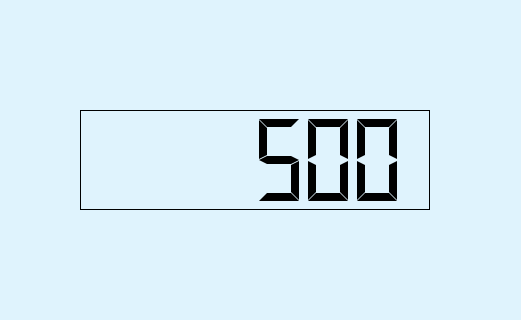
The window that NIM_Patient_Sim/mainwindow.ui (daisybisram/SeniorDesign) describes before a commit, drawn with Qt 5; both pictures show x 454 to 975 and y 420 to 740 of the 975 by 948 pixel window.
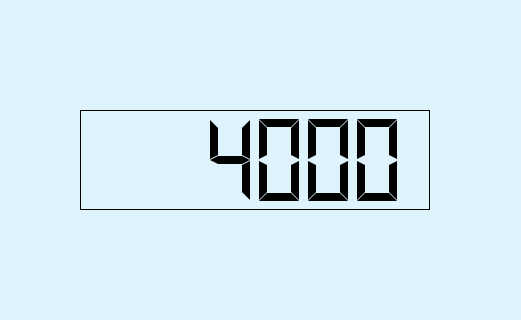
The same window after the commit. Icons and pictures are not drawn.

Commit message: UI and EMG Response connected and working!

What changed in the file:
```diff
--- a/NIM_Patient_Sim/mainwindow.ui
+++ b/NIM_Patient_Sim/mainwindow.ui
@@ -526,7 +526,7 @@
        <enum>QLCDNumber::Flat</enum>
       </property>
       <property name="intValue" stdset="0">
-       <number>500</number>
+       <number>4000</number>
       </property>
      </widget>
     </item>
```
The commit also changes 4 other files.
